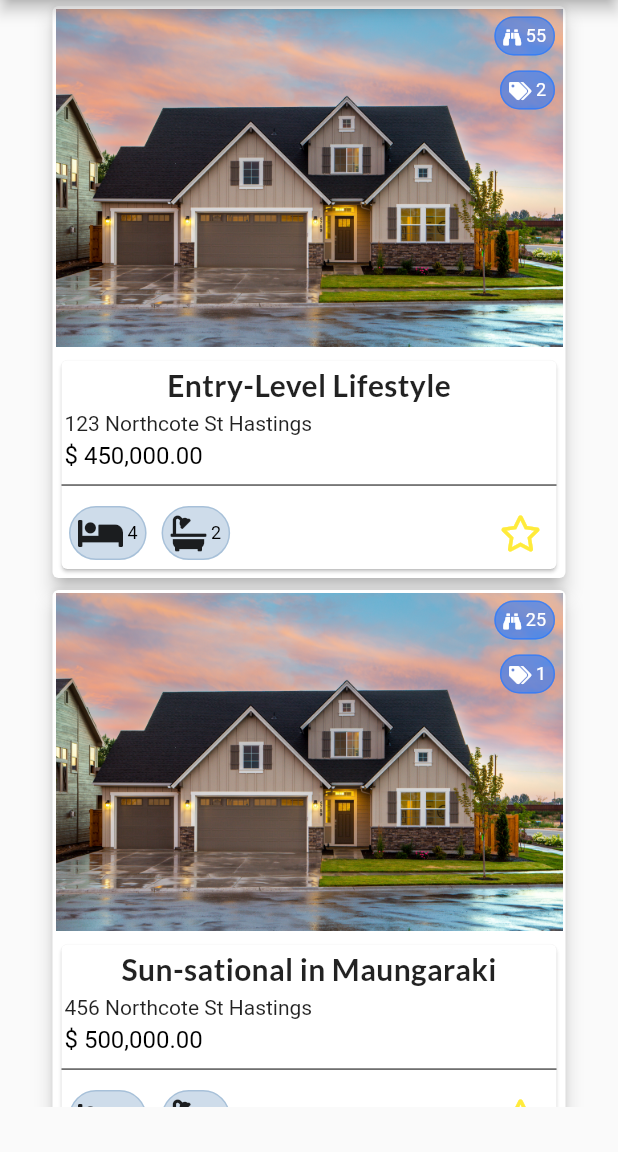
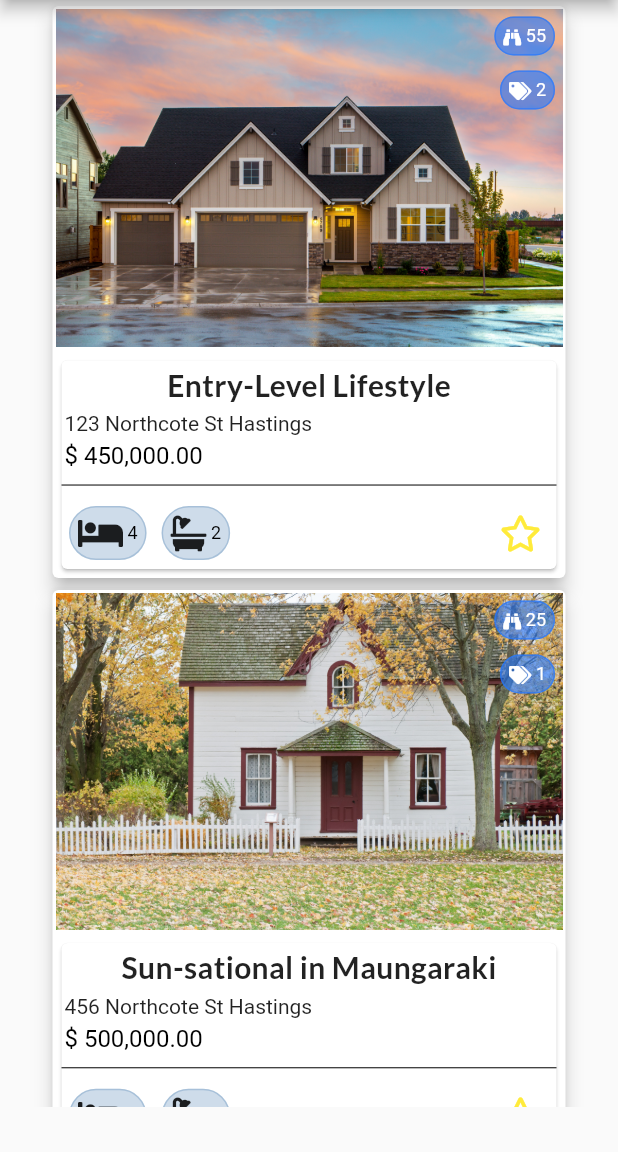
Before and after one commit to FloydWatson/houseAppMock, a Flutter app: the screen it shows after launch, after a tap on "Listings", on a phone screen of 412 x 824 dp, the part 84-1236 px from its top. Run offline on Flutter 3.47's test engine with Material 2 defaults, Android fonts, the phone set to English and light mode, and no system bars; our stand-ins replace flutter_icons, flutter_money_formatter, font_awesome_flutter, google_fonts.

```diff
--- a/fisbomock/lib/Providers/listing_provider.dart
+++ b/fisbomock/lib/Providers/listing_provider.dart
@@ -6,6 +6,7 @@ import '../Models/listingGet.dart';
 
 class ListingProvider with ChangeNotifier {
   List<Listing> _listings = [];
+
 
   List<Listing> get listings {
     return [..._listings];
@@ -18,6 +19,8 @@ class ListingProvider with ChangeNotifier {
   Listing findById(String id) {
     return _listings.firstWhere((a) => a.listingId == id);
   }
+
+
 
   void setListings() {
     final res = json.encode({
@@ -46,7 +49,7 @@ class ListingProvider with ChangeNotifier {
             "photos": [
                 {
                     "photo-id": "123photo",
-                    "url": "../../assets/HousePhotos/123NorthcoteSt.jpg"
+                    "url": "123NorthcoteSt.jpg"
                 }
             ],
             "listing-description": {
@@ -93,7 +96,7 @@ class ListingProvider with ChangeNotifier {
             "photos": [
                 {
                     "photo-id": "456photo",
-                    "url": "../../assets/HousePhotos/456NorthcoteSt.jpg"
+                    "url": "456NorthcoteSt.jpg"
                 }
             ],
             "listing-description": {
@@ -140,7 +143,7 @@ class ListingProvider with ChangeNotifier {
             "photos": [
                 {
                     "photo-id": "502photo",
-                    "url": "../../assets/HousePhotos/502GroveRd.jpg"
+                    "url": "502GroveRd.jpg"
                 }
             ],
             "listing-description": {
--- a/fisbomock/lib/Widgets/listing_item.dart
+++ b/fisbomock/lib/Widgets/listing_item.dart
@@ -52,7 +52,7 @@ class ListingItem extends StatelessWidget {
             Stack(
               children: <Widget>[
                 FittedBox(
-                  child: Image.asset('assets/123NorthcoteSt.jpg'),
+                  child: Image.asset('assets/$imagePath'),
                   fit: BoxFit.fill,
                 ),
                 Align(
```
